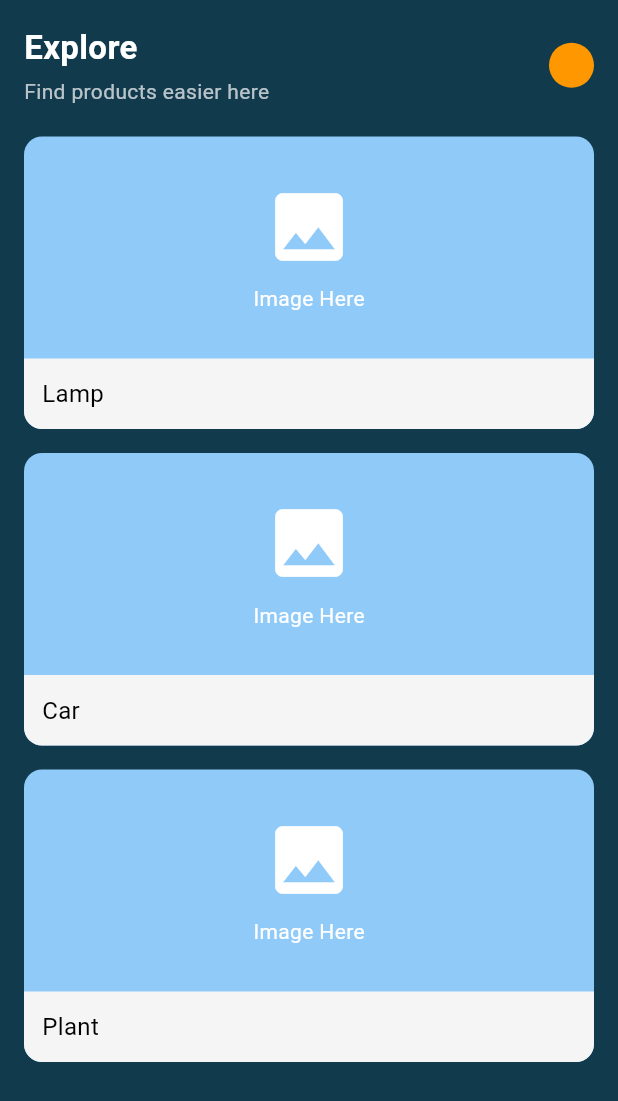
After one commit to RumVu/flutter_layout_baitap, a Flutter app: the Page4 screen opened directly, on a phone screen of 412 x 824 dp. The commit adds this screen. Shown: the top 1101 px of the screen. Run offline on Flutter 3.47's test engine with Material 3 defaults, Android fonts, the phone set to English and light mode, and no system bars; network calls fail.

Commit message:
code lan 2 - done

```diff
--- a/lib/main.dart
+++ b/lib/main.dart
@@ -1,4 +1,8 @@
 import 'package:flutter/material.dart';
+import 'package:flutter_layout_baitap/page1/page1.dart';
+import 'package:flutter_layout_baitap/page2/page2.dart';
+import 'package:flutter_layout_baitap/page4/page4.dart';
+import 'package:flutter_layout_baitap/page5/page5.dart';
 import 'package:flutter_layout_baitap/pageTong/pagetong.dart';
 
 void main() {
@@ -13,7 +17,7 @@ class MyApp extends StatelessWidget {
     return MaterialApp(
       home: Scaffold(
         backgroundColor: Colors.grey,
-        body: SafeArea(child: Pagetong()),
+        body: SafeArea(child: Page5()),
       ),
       debugShowCheckedModeBanner: false,
     );
--- /dev/null
+++ b/lib/page4/page4.dart
@@ -0,0 +1,128 @@
+import 'package:flutter/material.dart';
+
+class Page4 extends StatefulWidget {
+  const Page4({super.key});
+
+  @override
+  State<Page4> createState() => _Page4State();
+}
+
+class _Page4State extends State<Page4> {
+  @override
+  Widget build(BuildContext context) {
+    return Scaffold(
+      backgroundColor: const Color(0xFF123A4D), // Nền tối xanh
+      body: SafeArea(
+        child: Padding(
+          padding: const EdgeInsets.all(16),
+          child: Column(
+            crossAxisAlignment: CrossAxisAlignment.start,
+            children: [
+              // Header
+              Row(
+                mainAxisAlignment: MainAxisAlignment.spaceBetween,
+                children: [
+                  const Column(
+                    crossAxisAlignment: CrossAxisAlignment.start,
+                    children: [
+                      Text(
+                        "Explore",
+                        style: TextStyle(
+                          color: Colors.white,
+                          fontSize: 22,
+                          fontWeight: FontWeight.bold,
+                        ),
+                      ),
+                      SizedBox(height: 4),
+                      Text(
+                        "Find products easier here",
+                        style: TextStyle(
+                          color: Colors.white70,
+                          fontSize: 14,
+                        ),
+                      ),
+                    ],
+                  ),
+                  Container(
+                    width: 30,
+                    height: 30,
+                    decoration: const BoxDecoration(
+                      color: Colors.orange,
+                      shape: BoxShape.circle,
+                    ),
+                  ),
+                ],
+              ),
+
+              const SizedBox(height: 20),
+
+              // List of cards
+              Expanded(
+                child: ListView(
+                  children: const [
+                    ItemCard(title: "Lamp"),
+                    SizedBox(height: 16),
+                    ItemCard(title: "Car"),
+                    SizedBox(height: 16),
+                    ItemCard(title: "Plant"),
+                  ],
+                ),
+              )
+            ],
+          ),
+        ),
+      ),
+    );
+  }
+}
+
+class ItemCard extends StatelessWidget {
+  final String title;
+
+  const ItemCard({super.key, required this.title});
+
+  @override
+  Widget build(BuildContext context) {
+    return Container(
+      decoration: BoxDecoration(
+        color: Colors.blue[200],
+        borderRadius: BorderRadius.circular(12),
+      ),
+      child: Column(
+        children: [
+          const Padding(
+            padding: EdgeInsets.symmetric(vertical: 30),
+            child: Column(
+              children: [
+                Icon(Icons.image, size: 60, color: Colors.white),
+                SizedBox(height: 8),
+                Text(
+                  "Image Here",
+                  style: TextStyle(color: Colors.white),
+                ),
+              ],
+            ),
+          ),
+          Container(
+            width: double.infinity,
+            padding: const EdgeInsets.all(12),
+            decoration: BoxDecoration(
+              color: Colors.grey[100],
+              borderRadius: const BorderRadius.only(
+                bottomLeft: Radius.circular(12),
+                bottomRight: Radius.circular(12),
+              ),
+            ),
+            child: Text(
+              title,
+              style: const TextStyle(
+                fontSize: 16,
+                color: Colors.black,
+              ),
+            ),
+          ),
+        ],
+      ),
+    );
+  }
+}
```
Also changed, not shown: lib/page1/page1.dart (added, +160 -0 lines), lib/page2/page2.dart (added, +88 -0 lines), lib/page3/pag3.dart (added, +15 -0 lines), lib/page5/page5.dart (added, +320 -0 lines), lib/pageTong/pagetong.dart (+9 -6 lines).
